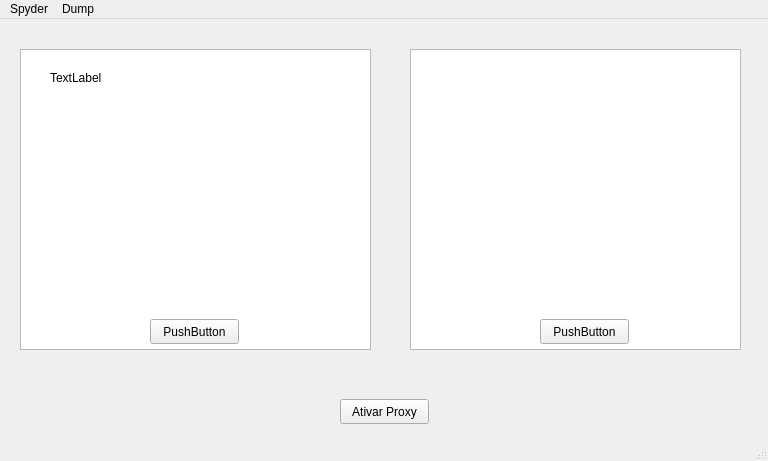
Above: ProxyCrawler/janelaprincipal.ui from thiagolrpinho/TR2_proxy-crawler before the change. Below: the same form after it.
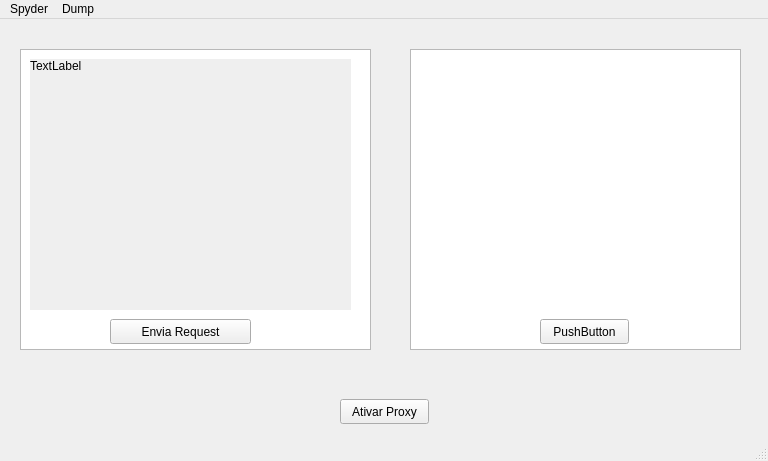
That is the form after the change.

Commit message: :sparkles: refactor: Particionando proxy: recebendo request e imprimindo

The edit to the form file:
```diff
--- a/ProxyCrawler/janelaprincipal.ui
+++ b/ProxyCrawler/janelaprincipal.ui
@@ -50,14 +50,14 @@
    <widget class="QPushButton" name="pushButton_2">
     <property name="geometry">
      <rect>
-      <x>150</x>
+      <x>110</x>
       <y>300</y>
-      <width>89</width>
+      <width>141</width>
       <height>25</height>
      </rect>
     </property>
     <property name="text">
-     <string>PushButton</string>
+     <string>Envia Request</string>
     </property>
    </widget>
    <widget class="QPushButton" name="pushButton_3">
@@ -76,15 +76,21 @@
    <widget class="QLabel" name="label_request">
     <property name="geometry">
      <rect>
-      <x>50</x>
-      <y>50</y>
-      <width>67</width>
-      <height>17</height>
+      <x>30</x>
+      <y>40</y>
+      <width>321</width>
+      <height>251</height>
      </rect>
     </property>
+    <property name="autoFillBackground">
+     <bool>true</bool>
+    </property>
     <property name="text">
      <string>TextLabel</string>
     </property>
+    <property name="alignment">
+     <set>Qt::AlignLeading|Qt::AlignLeft|Qt::AlignTop</set>
+    </property>
    </widget>
   </widget>
   <widget class="QMenuBar" name="menubar">
```
Left out of the diff: 2 changed lines with no effect on the pictures. The commit also changes 4 other files.
